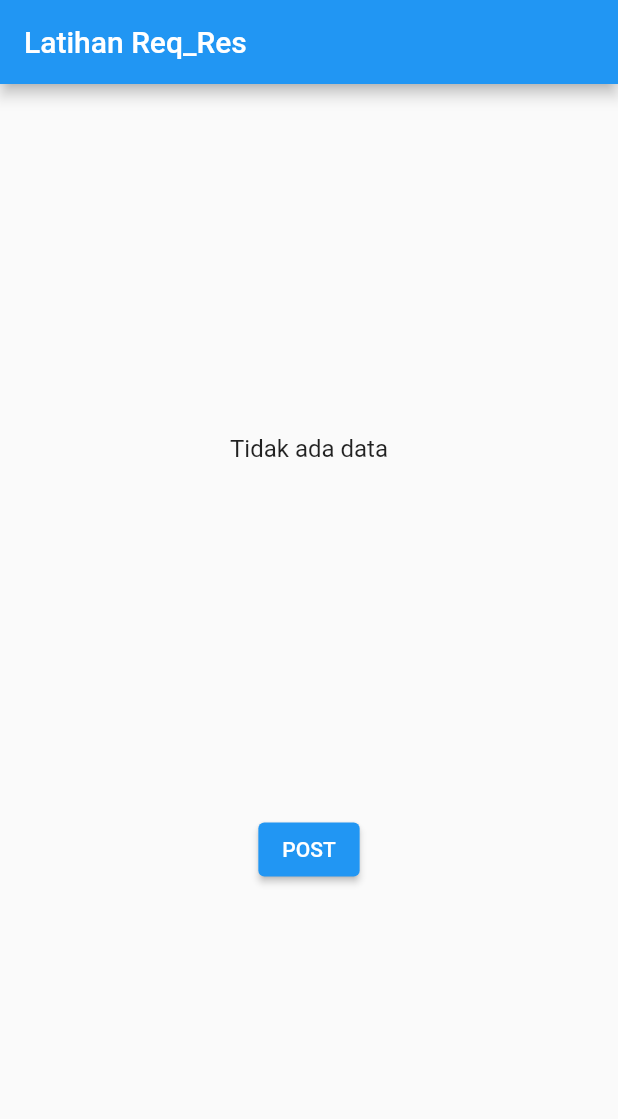
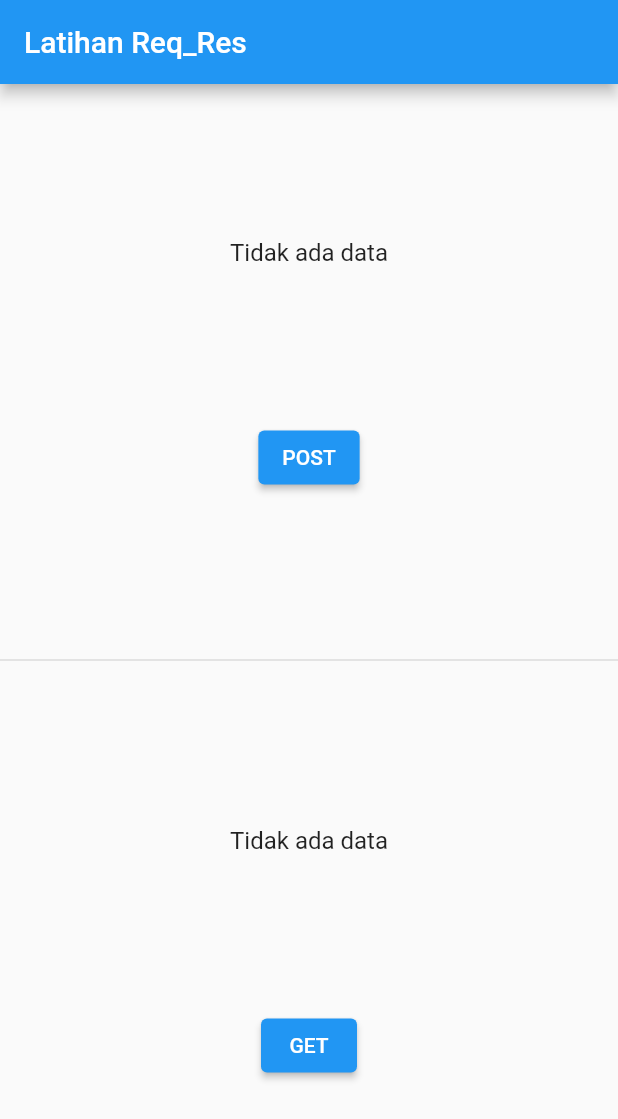
Before and after one commit to dedyfuadi92/reqres_http, a Flutter app: the screen it shows after launch, on a phone screen of 412 x 824 dp. Shown: the top 1119 px of the screen. Run offline on Flutter 3.47's test engine with Material 2 defaults, Android fonts, the phone set to English and light mode, and no system bars.

Commit message:
get data single

```diff
--- a/lib/main.dart
+++ b/lib/main.dart
@@ -1,5 +1,6 @@
 import 'package:flutter/material.dart';
 import 'package:reqres_http/post_result_model.dart';
+import 'package:reqres_http/user_model.dart';
 
 void main() {
   runApp(const MyApp());
@@ -14,6 +15,7 @@ class MyApp extends StatefulWidget {
 
 class _MyAppState extends State<MyApp> {
   PostResult postResult = null;
+  User user = null;
   @override
   Widget build(BuildContext context) {
     return MaterialApp(
@@ -50,6 +52,25 @@ class _MyAppState extends State<MyApp> {
                 },
                 child: Text('POST'),
               ),
+              Divider(
+                thickness: 1,
+              ),
+              Text(
+                user != null ? user.id + ' | ' + user.name : 'Tidak ada data',
+                style: TextStyle(
+                  fontSize: 16,
+                ),
+                textAlign: TextAlign.center,
+              ),
+              ElevatedButton(
+                onPressed: () {
+                  User.connectToAPI('2').then((value) {
+                    user = value;
+                    setState(() {});
+                  });
+                },
+                child: Text('GET'),
+              ),
             ],
           ),
         ),
--- /dev/null
+++ b/lib/user_model.dart
@@ -0,0 +1,25 @@
+import 'dart:convert';
+
+import 'package:http/http.dart' as http;
+
+class User {
+  String id;
+  String name;
+  User({
+    this.id,
+    this.name,
+  });
+  factory User.createUser(Map<String, dynamic> object) {
+    return User(
+      id: object['id'].toString(),
+      name: object['first_name'] + ' ' + object['last_name'],
+    );
+  }
+  static Future<User> connectToAPI(String id) async {
+    String apiURL = 'https://reqres.in/api/users/' + id;
+    var apiResult = await http.get(apiURL);
+    var jsonObject = json.decode(apiResult.body);
+    var userData = (jsonObject as Map<String, dynamic>)['data'];
+    return User.createUser(userData);
+  }
+}
```
